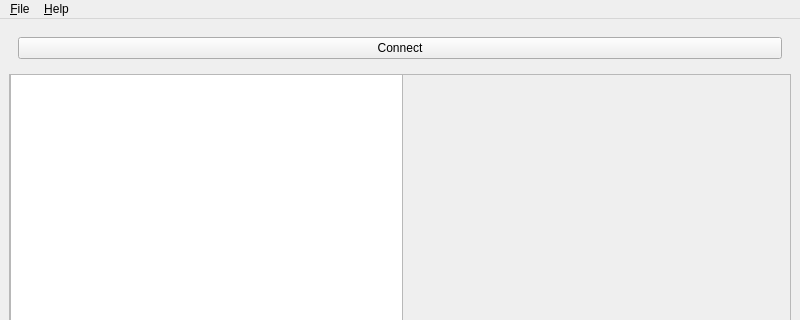
samithdisal/my2ca, file src/my2ca/ui/uic/mainwindow.ui: the form before one commit; both pictures show x 0 to 800 and y 0 to 320 of the 800 by 599 pixel window.
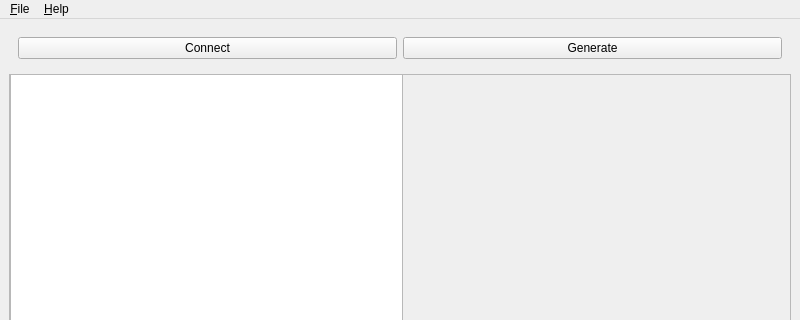
The form after the commit.

```diff
--- a/src/my2ca/ui/uic/mainwindow.ui
+++ b/src/my2ca/ui/uic/mainwindow.ui
@@ -25,6 +25,13 @@
          </property>
         </widget>
        </item>
+       <item>
+        <widget class="QPushButton" name="codegenButton">
+         <property name="text">
+          <string>Generate</string>
+         </property>
+        </widget>
+       </item>
       </layout>
      </widget>
     </item>
```
